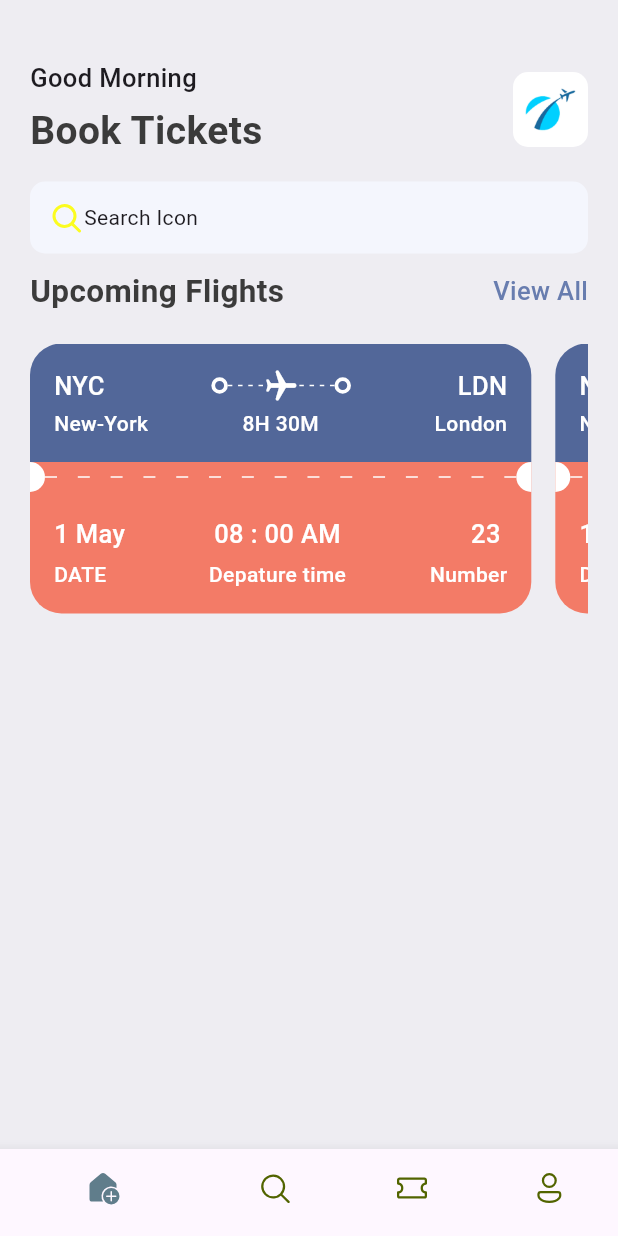
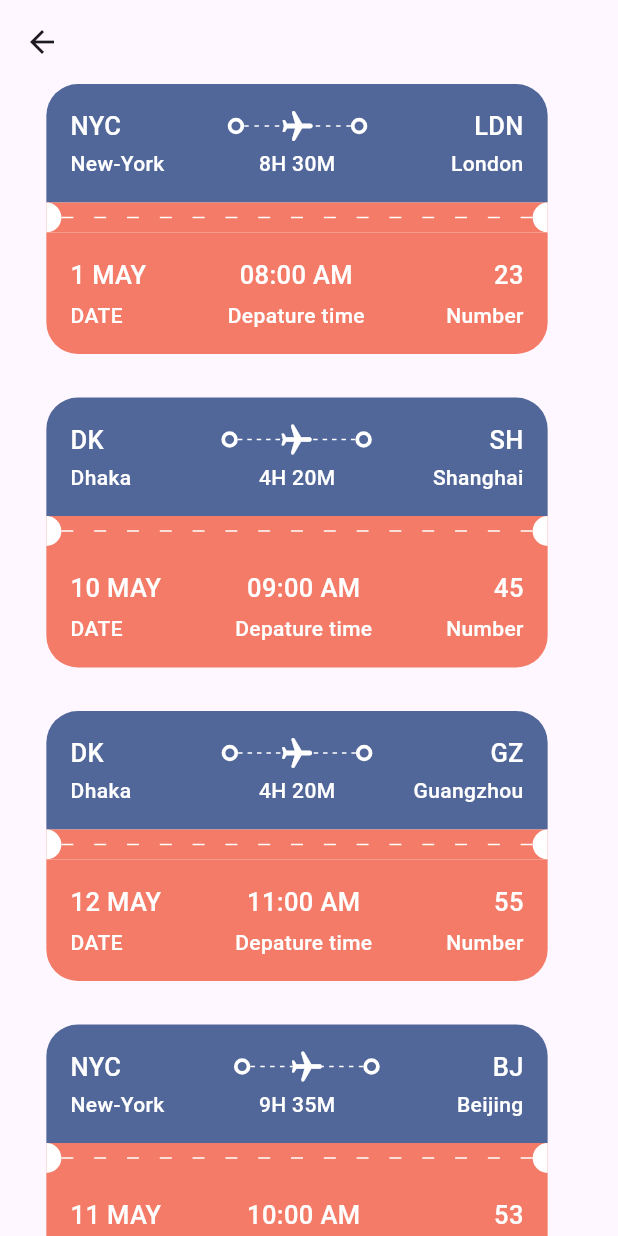
Before and after one commit to KHALEDKHLYAN/TIckets_App, a Flutter app: the screen it shows after launch, after a tap on "View All", on a phone screen of 412 x 824 dp. Run offline on Flutter 3.47's test engine with Material 3 defaults, Android fonts, the phone set to English and light mode, and no system bars; our stand-ins replace fluentui_icons.

Commit message:
all tickets part

```diff
--- a/analysis_options.yaml
+++ b/analysis_options.yaml
@@ -9,6 +9,7 @@
 # packages, and plugins designed to encourage good coding practices.
 analyzer:
   errors:
+    non_constant_identifier_names: ignore
     prefer_const_constructors: ignore
     prefer_const_constructors_in_immutables: ignore
     prefer_const_literals_to_create_immutables: ignore
--- a/lib/base/widgets/app_double_text.dart
+++ b/lib/base/widgets/app_double_text.dart
@@ -1,9 +1,10 @@
 import 'package:flutter/material.dart';
 import 'package:ticket_app/base/res/styles/app_styles.dart';
+import 'package:ticket_app/screens/all_tickets.dart';
 
 class AppDoubleText extends StatelessWidget {
   const AppDoubleText(
-    {super.key, required this.bigText, required this.smallText});
+      {super.key, required this.bigText, required this.smallText});
 
   final String bigText;
   final String smallText;
@@ -13,10 +14,19 @@ class AppDoubleText extends StatelessWidget {
     return Row(
       mainAxisAlignment: MainAxisAlignment.spaceBetween,
       children: [
-        Text(bigText, style:AppStyles.headLineStyle2),
+        Text(bigText, style: AppStyles.headLineStyle2),
         InkWell(
-          onTap: (){},
-          child: Text(smallText, style:AppStyles.headLineStyle3.copyWith(color: AppStyles.primaryColor)),
+          onTap: () {
+            Navigator.push<void>(
+              context,
+              MaterialPageRoute<void>(
+                builder: (BuildContext context) => AllTickets(),
+              ),
+            );
+          },
+          child: Text(smallText,
+              style: AppStyles.headLineStyle3
+                  .copyWith(color: AppStyles.primaryColor)),
         )
       ],
     );
--- a/lib/base/widgets/ticket_view.dart
+++ b/lib/base/widgets/ticket_view.dart
@@ -8,7 +8,8 @@ import 'package:ticket_app/base/widgets/text_style_fourth.dart';
 import 'package:ticket_app/base/widgets/text_style_third.dart';
 
 class TicketView extends StatelessWidget {
-  const TicketView({super.key});
+   final Map <String, dynamic> ticket;
+  const TicketView({super.key, required this.ticket});
 
   @override
   Widget build(BuildContext context) {
@@ -33,7 +34,7 @@ class TicketView extends StatelessWidget {
                 children: [
                   Row(
                     children: [
-                      TextStyleThird(text: "NYC"),
+                      TextStyleThird(text: ticket["from"]['code']),
                       Expanded(child: Container()),
                       BigDot(),
                       Expanded(
@@ -58,7 +59,7 @@ class TicketView extends StatelessWidget {
                       )),
                       BigDot(),
                       Expanded(child: Container()),
-                      TextStyleThird(text: "LDN"),
+                      TextStyleThird(text: ticket["to"]["code"]),
                     ],
                   ),
                   SizedBox(
@@ -68,15 +69,15 @@ class TicketView extends StatelessWidget {
                     children: [
                       SizedBox(
                         width: 100,
-                        child: TextStyleFourth(text: "New-York"),
+                        child: TextStyleFourth(text: ticket["from"]["name"]),
                       ),
                       Expanded(child: Container()),
-                      TextStyleFourth(text: "8H 30M"),
+                      TextStyleFourth(text: ticket["flying_time"]),
                       Expanded(child: Container()),
                       SizedBox(
                           width: 100,
                           child: TextStyleFourth(
-                            text: "London",
+                            text: ticket["to"]["name"],
                             align: TextAlign.end,
                           )),
                     ],
@@ -118,17 +119,17 @@ class TicketView extends StatelessWidget {
                   children: [
                     AppColoumTextLayout(
                       alignment: CrossAxisAlignment.start,
-                      topText: "1 May",
+                      topText: ticket["date"],
                       bottomText: "DATE",
                     ),
                     AppColoumTextLayout(
                       alignment: CrossAxisAlignment.center,
-                      topText: "08 : 00 AM",
+                      topText: ticket["departure_time"],
                       bottomText: "Depature time",
                     ),
                     AppColoumTextLayout(
                       alignment: CrossAxisAlignment.end,
-                      topText: "23 ",
+                      topText: ticket["number"].toString(),
                       bottomText: "Number",
                     ),
                   ],
--- /dev/null
+++ b/lib/screens/all_tickets.dart
@@ -0,0 +1,28 @@
+import 'package:flutter/material.dart';
+import 'package:ticket_app/base/utils/all_json.dart';
+import 'package:ticket_app/base/widgets/ticket_view.dart';
+
+class AllTickets extends StatelessWidget {
+  const AllTickets({super.key});
+
+  @override
+  Widget build(BuildContext context) {
+    return Scaffold(
+      appBar: AppBar(),
+      body: ListView(
+        children: [
+          SingleChildScrollView(
+            child: Column(
+              children: ticketList
+                  .map((SingleTicket) =>
+                      Container(
+                        margin: EdgeInsets.only(bottom: 20),
+                        child: TicketView(ticket: SingleTicket)))
+                  .toList(),
+            ),
+          )
+        ],
+      ),
+    );
+  }
+}
--- a/lib/screens/home_screen.dart
+++ b/lib/screens/home_screen.dart
@@ -85,7 +85,7 @@ class HomeScreen extends StatelessWidget {
                 SingleChildScrollView(
                   scrollDirection: Axis.horizontal,
                   child: Row(
-                      children: ticketList.map((singleTicket) =>  TicketView()).toList()),
+                      children: ticketList.map((singleTicket) =>  TicketView(ticket:singleTicket)).toList()),
                 ),
               ],
             ),
```
